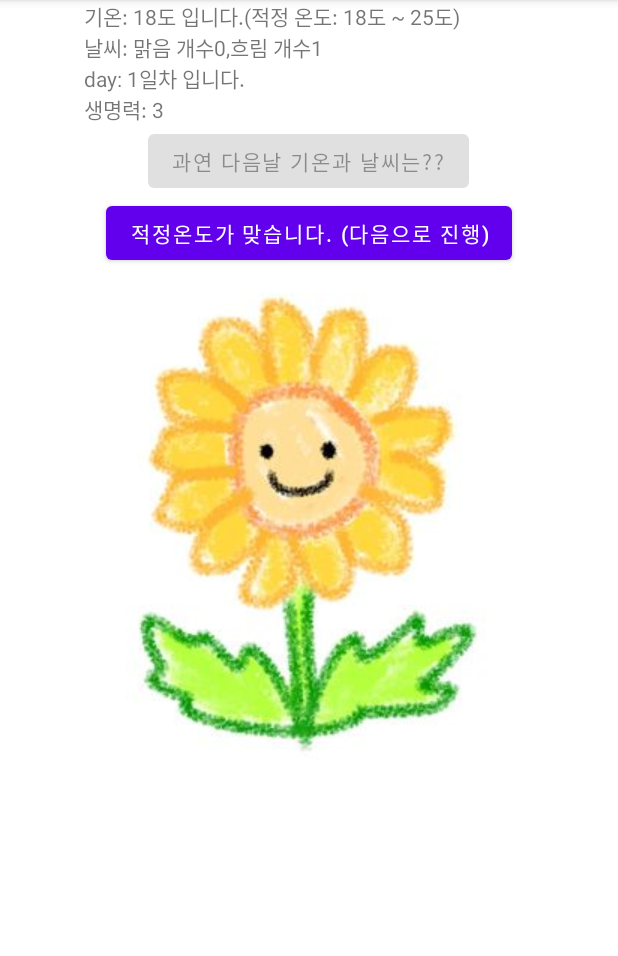
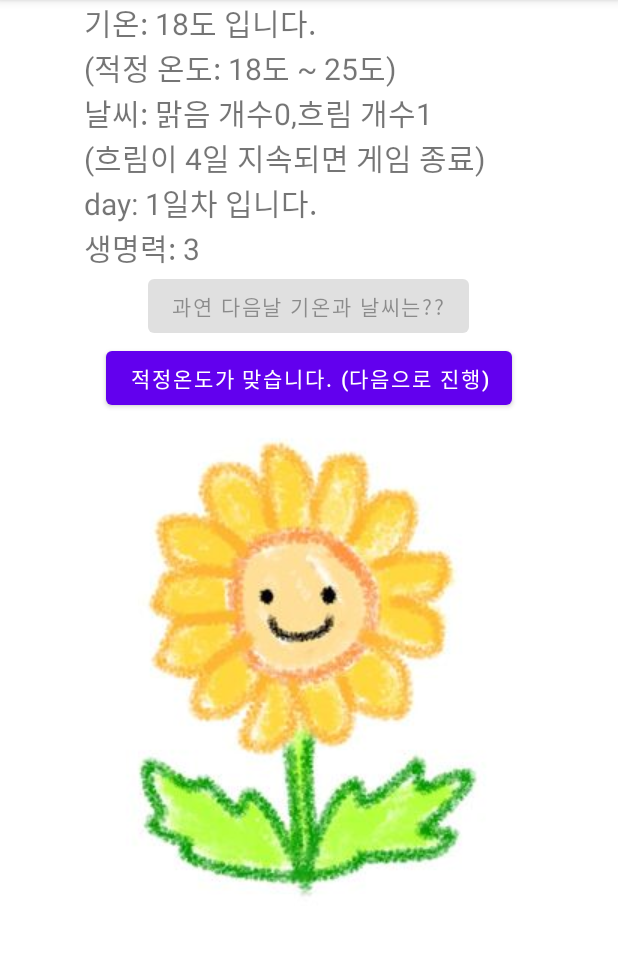
Before and after one commit to pyohm/Sunflower-game, an Android app: the screen it shows after launch (MainActivity), after a tap on "과연 다음날 기온과 날씨는??", on a phone screen of 412 x 824 dp, the part 84-1040 px from its top. Run offline under Robolectric (Android 15) with nearby library versions, the phone set to English and light mode, and no system bars.

Commit message:
11/19일 한일: 초기 값들 추가
해야할 일: btn_move_if_good, btn_move_if_not 버튼들 intent 이용해서다음 화면으로 넘어가게끔 만들기

11/21일
한 일: 버튼 통합, 반응형 그림 추가, intent를 통한 게임 종료 인터페이스 제작(종료,다시하기),
11/28일
한 일: 적정온도가 아닐 시 계산문제를 통해 생명력 차감을 방어할수 있게해주는 event추가, 생명력 모두 차감시 게임 종료
12/2일(최종)
한 일: 사용자 UI(글자크기, 위치 등)

```diff
--- a/app/src/main/java/com/example/sunflowergame/MainActivity.java
+++ b/app/src/main/java/com/example/sunflowergame/MainActivity.java
@@ -115,9 +115,9 @@ public class MainActivity extends AppCompatActivity {
                 }
                 day += 1;
 
-                text_deg.setText("기온: "+Integer.toString(deg)+"도 입니다."+"(적정 온도: 18도 ~ 25도)");
+                text_deg.setText("기온: "+Integer.toString(deg)+"도 입니다."+"\n"+"(적정 온도: 18도 ~ 25도)");
                 text_weather.setText("날씨: "+"맑음 개수"+Integer.toString(sunny)+","+"흐림 개수"+Integer.toString(cloudy)+"\n"+
-                        "day: "+Integer.toString(day)+"일차 입니다."+"\n"+"생명력: "+Integer.toString(heart));
+                        "(흐림이 4일 지속되면 게임 종료)"+"\n"+"day: "+Integer.toString(day)+"일차 입니다."+"\n"+"생명력: "+Integer.toString(heart));
 
                 if(deg<18 || deg > 25) {//적정온도 아닐때
                     btn_move_if_good.setText("적정온도가 아닙니다. (계산문제 진행)");
@@ -153,8 +153,8 @@ public class MainActivity extends AppCompatActivity {
                     editText1.setVisibility(View.VISIBLE);
                     btn_result.setVisibility(View.VISIBLE);
 
-                    int left = getRandom(8, 2);
-                    int right = getRandom(8, 2);
+                    int left = getRandom(20, 2);
+                    int right = getRandom(20, 2);
                     textView1.setText(left + "*" + right + "=?");
                     nResult = left * right;
                 }
@@ -186,7 +186,7 @@ public class MainActivity extends AppCompatActivity {
                         Toast.makeText(getApplicationContext(),"생명력이 모두 소진되어 게임이 종료되었습니다", Toast.LENGTH_LONG).show();
                     }
                 }
-                text_deg.setText("기온: "+Integer.toString(deg)+"도 입니다."+"(적정 온도: 18도 ~ 25도)");
+                text_deg.setText("기온: "+Integer.toString(deg)+"도 입니다."+"\n"+"(적정 온도: 18도 ~ 25도)");
                 text_weather.setText("날씨: "+"맑음 개수"+Integer.toString(sunny)+","+"흐림 개수"+Integer.toString(cloudy)+"\n"+
                         "day: "+Integer.toString(day)+"일차 입니다."+"\n"+"생명력: "+Integer.toString(heart));
                 btn_test.setEnabled(true);
--- a/app/src/main/res/layout/activity_main.xml
+++ b/app/src/main/res/layout/activity_main.xml
@@ -12,19 +12,22 @@
         android:layout_width="300dp"
         android:layout_height="wrap_content"
         android:layout_gravity="center"
+        android:textSize="20dp"
         />
     <TextView
         android:id="@+id/text_weather"
         android:layout_width="300dp"
         android:layout_height="wrap_content"
-        android:layout_gravity="center"/>
+        android:layout_gravity="center"
+        android:textSize="20dp"/>
 
     <Button
         android:id="@+id/btn_test"
         android:layout_width="wrap_content"
         android:layout_height="wrap_content"
         android:text="과연 다음날 기온과 날씨는??"
-        android:layout_gravity="center"/>
+        android:layout_gravity="center"
+        />
 
 
     <Button
@@ -34,6 +37,8 @@
         android:text="계속하기"
         android:layout_gravity="center"
         android:enabled="false"
+
+
         />
 
     <ImageView
```
